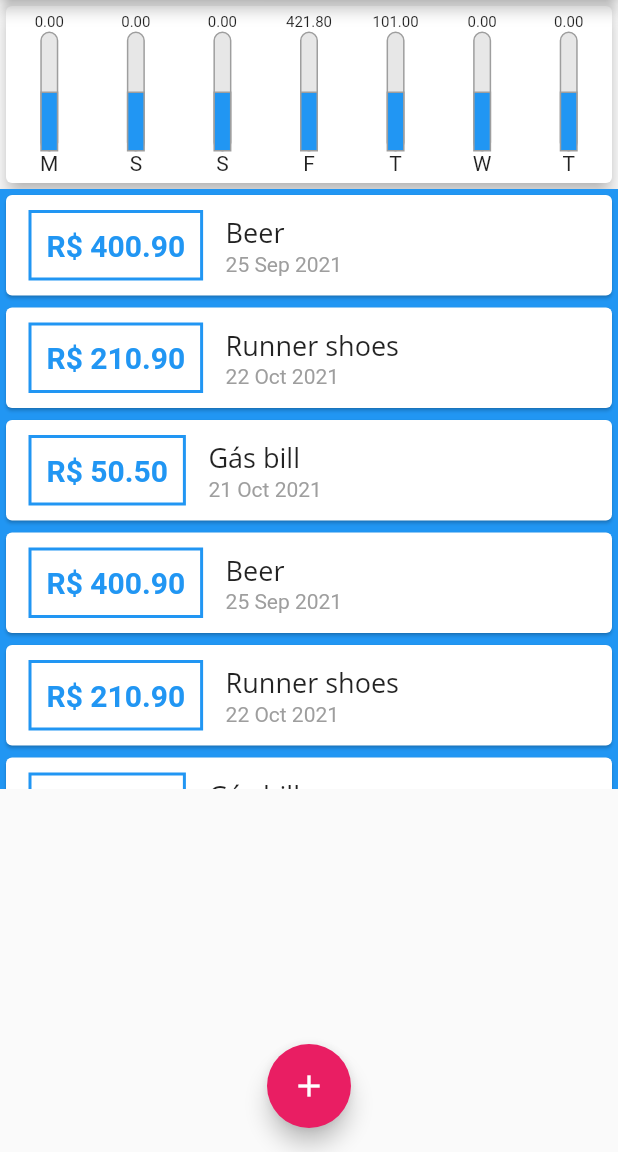
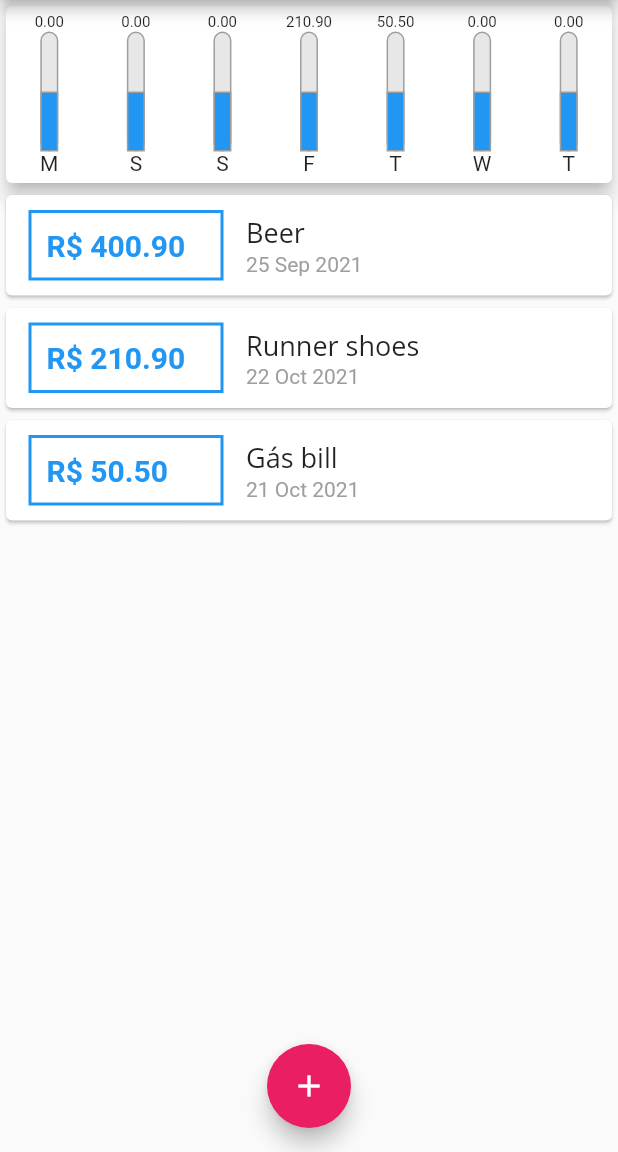
Before and after one commit to diegormb06/expenses_manager, a Flutter app: the screen it shows after launch, on a phone screen of 412 x 824 dp, the part 84-1236 px from its top. Run offline on Flutter 3.47's test engine with Material 2 defaults, Android fonts, the phone set to English and light mode, and no system bars.

Commit message:
ajustes no mostrador do preço

```diff
--- a/lib/components/transaction_list.dart
+++ b/lib/components/transaction_list.dart
@@ -11,7 +11,6 @@ class TransactionList extends StatelessWidget {
   Widget build(BuildContext context) {
     return Container(
       height: 400,
-      color: Colors.blue,
       child: transactions.isEmpty
           ? Column(
               children: <Widget>[
@@ -39,6 +38,9 @@ class TransactionList extends StatelessWidget {
                   child: Row(
                     children: <Widget>[
                       Container(
+                        constraints: BoxConstraints(
+                          minWidth: 130,
+                        ),
                         margin: EdgeInsets.symmetric(
                           horizontal: 15,
                           vertical: 10,
--- a/lib/main.dart
+++ b/lib/main.dart
@@ -54,25 +54,7 @@ class _MyHomeAppState extends State<MyHomeApp> {
       title: 'Gás bill',
       value: 50.5,
       date: DateTime.now().subtract(Duration(days: 4)),
-    ),
-    Transaction(
-      id: 't0',
-      title: 'Beer',
-      value: 400.90,
-      date: DateTime.now().subtract(Duration(days: 30)),
-    ),
-    Transaction(
-      id: 't1',
-      title: 'Runner shoes',
-      value: 210.90,
-      date: DateTime.now().subtract(Duration(days: 3)),
-    ),
-    Transaction(
-      id: 't2',
-      title: 'Gás bill',
-      value: 50.5,
-      date: DateTime.now().subtract(Duration(days: 4)),
-    ),
+    )
   ];
 
   List<Transaction> get _recentTransactions {
@@ -93,7 +75,6 @@ class _MyHomeAppState extends State<MyHomeApp> {
     setState(() {
       _transactions.add(newTransaction);
     });
-
     Navigator.of(context).pop();
   }
 
```
